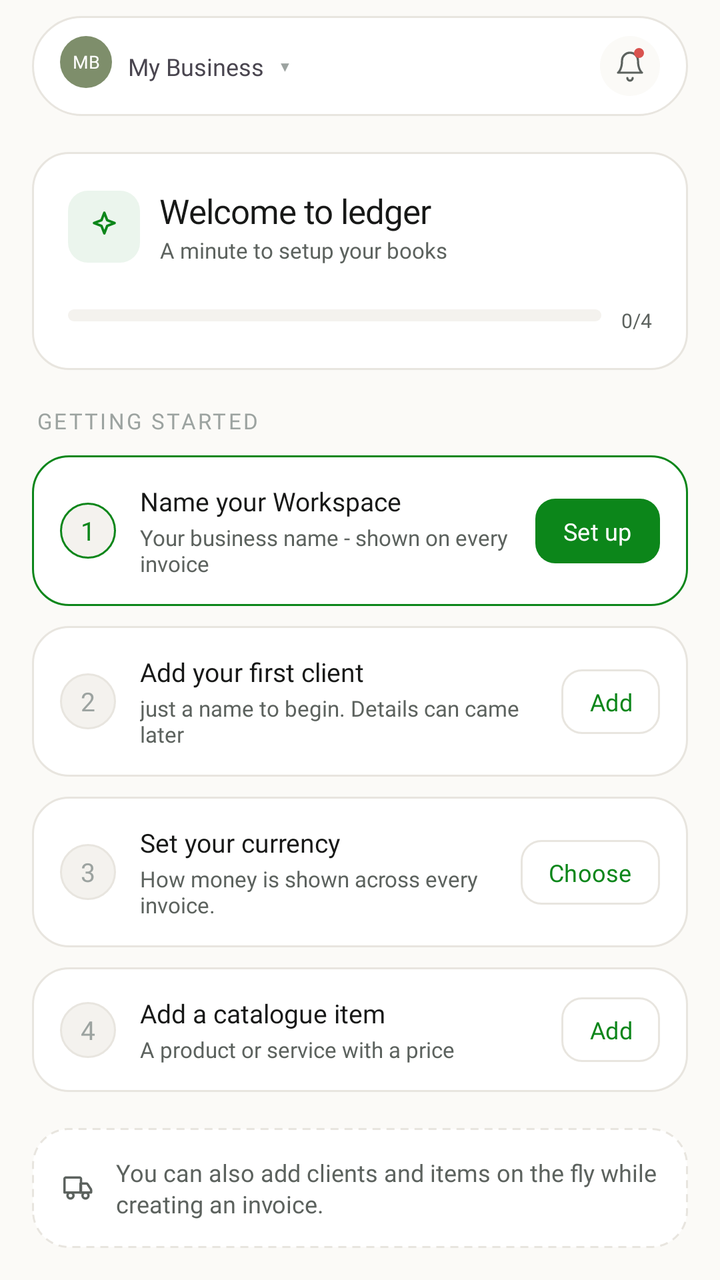
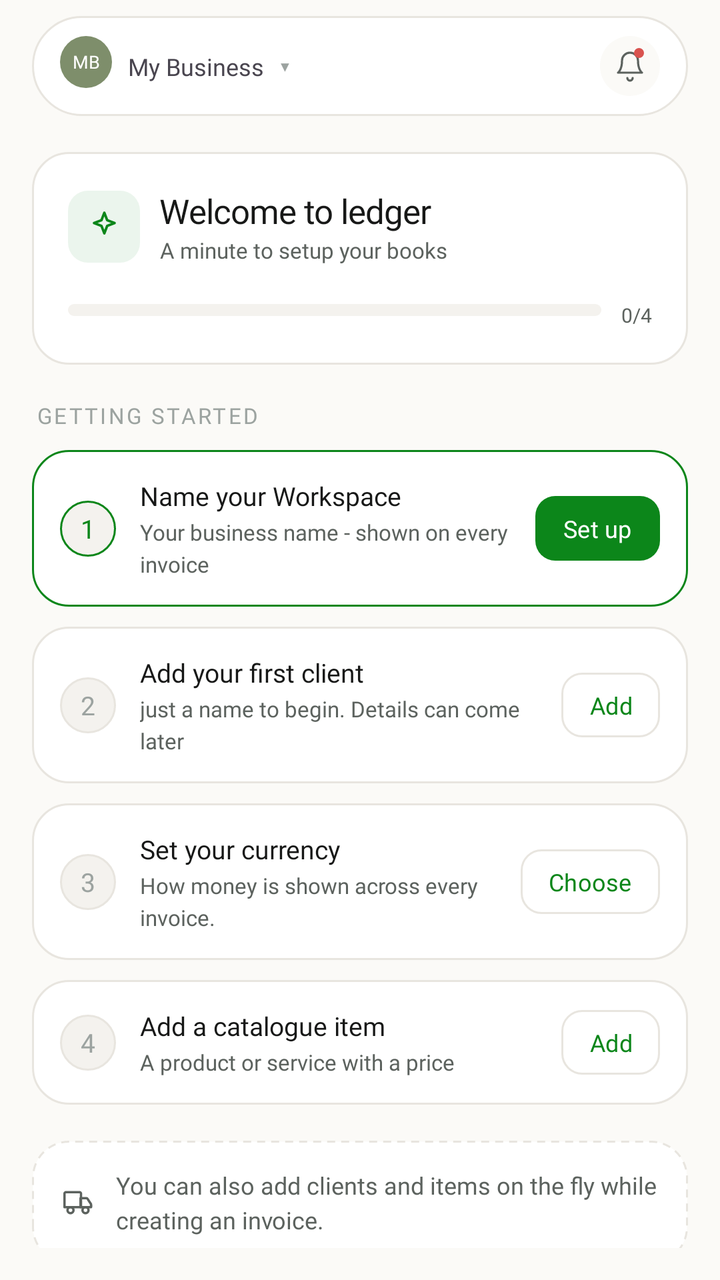

Screens rendered from an Android XML layout before and after an edit, with the pre-edit source and the edit as a unified diff.
<!-- AndroidManifest.xml: application theme Theme.InvoiceGenerator -->
<!-- res/layout/fragment_home.xml -->
<?xml version="1.0" encoding="utf-8"?>
<androidx.constraintlayout.widget.ConstraintLayout xmlns:android="http://schemas.android.com/apk/res/android"
    android:layout_width="match_parent"
    android:layout_height="match_parent"
    xmlns:app="http://schemas.android.com/apk/res-auto"
    android:background="@color/bg_cream"
    android:paddingTop="8dp"
    android:paddingHorizontal="16dp"
    android:paddingBottom="16dp">


    <androidx.constraintlayout.widget.ConstraintLayout
        android:id="@+id/card1"
        android:layout_width="match_parent"
        android:layout_height="wrap_content"
        android:background="@drawable/bg_workspace_box"
        app:layout_constraintStart_toStartOf="parent"
        app:layout_constraintTop_toTopOf="parent"
        android:paddingVertical="10dp"
        android:paddingHorizontal="14dp">

        <TextView
            android:id="@+id/avatar"
            android:layout_width="26dp"
            android:layout_height="26dp"
            android:background="@drawable/avatar_circle"
            android:text="MB"
            android:textColor="#FFFFFF"
            android:textSize="9sp"
            android:gravity="center"
            android:fontFamily="@font/inter"
            app:layout_constraintTop_toTopOf="parent"
            app:layout_constraintStart_toStartOf="parent"
/>
        <TextView
            android:id="@+id/myBusiness"
            android:layout_width="wrap_content"
            android:layout_height="wrap_content"
            android:text="My Business"
            android:fontFamily="@font/inter_semibold"
            android:textSize="12dp"
            app:layout_constraintStart_toEndOf="@id/avatar"
            android:layout_marginLeft="8dp"
            app:layout_constraintTop_toTopOf="parent"
            app:layout_constraintBottom_toBottomOf="parent"/>
        <TextView
            android:layout_width="wrap_content"
            android:layout_height="wrap_content"
            android:textColor="#9CA3A0"
            android:text="▾"
            android:layout_marginLeft="8dp"
            app:layout_constraintStart_toEndOf="@+id/myBusiness"
            app:layout_constraintTop_toTopOf="parent"
            app:layout_constraintBottom_toBottomOf="parent"
            />
         <androidx.constraintlayout.widget.ConstraintLayout
             android:layout_width="30dp"
             android:layout_height="30dp"
             android:background="@drawable/bell_icon_bg"
             app:layout_constraintEnd_toEndOf="parent"
             app:layout_constraintTop_toTopOf="parent"
             app:layout_constraintBottom_toBottomOf="parent"
             android:clickable="true"
             >
             <ImageView
                 android:layout_width="16dp"
                 android:layout_height="16dp"
                 android:background="@drawable/ic_notifications"
                 app:layout_constraintTop_toTopOf="parent"
                 app:layout_constraintEnd_toEndOf="parent"
                 app:layout_constraintStart_toStartOf="parent"
                 app:layout_constraintBottom_toBottomOf="parent"/>
             <view
                 class="android.widget.TextView"
                 android:layout_width="5dp"
                 android:layout_height="5dp"
                 android:background="@drawable/red_dot_notification"
                 app:layout_constraintTop_toTopOf="parent"
                 app:layout_constraintEnd_toEndOf="parent"
                 android:layout_marginTop="6dp"
                 android:layout_marginEnd="8dp"
                 />

         </androidx.constraintlayout.widget.ConstraintLayout>





    </androidx.constraintlayout.widget.ConstraintLayout>


    <androidx.constraintlayout.widget.ConstraintLayout
        android:id="@+id/welcomeCard"
        android:layout_width="match_parent"
        android:layout_height="wrap_content"
        android:background="@drawable/bg_welcome_card"
        android:padding="18dp"
        android:layout_marginTop="18dp"
        app:layout_constraintTop_toBottomOf="@id/card1"
        app:layout_constraintStart_toStartOf="parent"
        app:layout_constraintEnd_toEndOf="parent">

        <view class="android.widget.ImageView"
            android:id="@+id/welcomeIconBox"
            android:layout_width="36dp"
            android:layout_height="36dp"
            android:background="@drawable/welcome_card_icon_bg"
            app:layout_constraintStart_toStartOf="parent"
            app:layout_constraintTop_toTopOf="@id/welcomeHeading"
            app:layout_constraintBottom_toBottomOf="@id/welcomesubheading"


            />

          <ImageView
              android:layout_width="19dp"
              android:layout_height="19dp"
              android:background="@drawable/welcome_card_icon"
              app:layout_constraintStart_toStartOf="@id/welcomeIconBox"
              app:layout_constraintBottom_toBottomOf="@id/welcomeIconBox"
              app:layout_constraintTop_toTopOf="@id/welcomeIconBox"
              app:layout_constraintEnd_toEndOf="@id/welcomeIconBox"

         />
        <TextView
            android:id="@+id/welcomeHeading"
            android:layout_width="wrap_content"
            android:layout_height="wrap_content"
            android:text="Welcome to ledger"
            android:letterSpacing="-0.02"
            android:textSize="17sp"
            android:textColor="#171817"
            android:fontFamily="@font/inter_bold"
            android:layout_marginLeft="10dp"
            app:layout_constraintStart_toEndOf="@id/welcomeIconBox"
            app:layout_constraintTop_toTopOf="parent"
            />
         <TextView
             android:id="@+id/welcomesubheading"
             android:layout_width="wrap_content"
             android:layout_height="wrap_content"
             android:text="A minute to setup your books"
             android:fontFamily="@font/inter"
             android:textColor="@color/subheading_color_home"
             android:textSize="11sp"
             android:layout_marginTop="1dp"
             app:layout_constraintTop_toBottomOf="@id/welcomeHeading"
             app:layout_constraintStart_toEndOf="@id/welcomeIconBox"
             android:layout_marginLeft="10dp"/>

        <view
            android:id="@+id/progressbar"
            class="android.widget.ImageView"
            android:layout_width="0dp"
            android:layout_height="6dp"
            android:layout_marginTop="16dp"
            android:layout_marginEnd="10dp"
            android:background="@drawable/empty_progress_bar"
            app:layout_constraintBottom_toBottomOf="parent"
            app:layout_constraintEnd_toStartOf="@+id/progressText"
            app:layout_constraintStart_toStartOf="parent"
            app:layout_constraintTop_toBottomOf="@+id/welcomesubheading"
            app:layout_constraintVertical_bias="0.5" />

        <TextView
            android:id="@+id/progressText"
            android:layout_width="wrap_content"
            android:layout_height="wrap_content"
            android:layout_marginTop="5dp"
            android:fontFamily="@font/inter_bold"
            android:text="0/4"
            android:textColor="@color/subheading_color_home"
            android:textSize="10sp"
            app:layout_constraintEnd_toEndOf="parent"
            app:layout_constraintTop_toTopOf="@id/progressbar"
            app:layout_constraintBottom_toBottomOf="@id/progressbar"
            />


    </androidx.constraintlayout.widget.ConstraintLayout>
    <TextView
        android:id="@+id/startedHeading"
        android:layout_width="wrap_content"
        android:layout_height="wrap_content"
        android:text="GETTING STARTED"
        android:textSize="11sp"
        android:fontFamily="@font/inter_bold"
        android:textColor="#9CA3A0"
        android:letterSpacing="0.1"
        android:paddingLeft="2dp"
        android:layout_marginTop="18dp"
        app:layout_constraintStart_toStartOf="parent"
        app:layout_constraintTop_toBottomOf="@id/welcomeCard"
        />


    <androidx.constraintlayout.widget.ConstraintLayout
        android:id="@+id/cardone"
        android:layout_width="match_parent"
        android:layout_height="wrap_content"
         android:layout_marginTop="10dp"
        app:layout_constraintStart_toStartOf="parent"
        app:layout_constraintTop_toBottomOf="@id/startedHeading"
        android:background="@drawable/bg_onboarding_steps_cards_selected"
        android:padding="14dp"
        >
      <TextView
          android:id="@+id/homeNumCircle"
          android:layout_width="28dp"
          android:layout_height="28dp"
          android:background="@drawable/home_num_circle_selected"
          android:text="1"
          android:gravity="center"
          app:layout_constraintStart_toStartOf="parent"
          app:layout_constraintTop_toTopOf="parent"
          app:layout_constraintBottom_toBottomOf="parent"
          android:textColor="@color/primary_green"
          android:textSize="13sp"
          android:fontFamily="@font/inter_bold"
          />
        <TextView
            android:id="@+id/nameWorkspace"
            android:layout_width="wrap_content"
            android:layout_height="wrap_content"
            android:text="Name your Workspace"
            android:fontFamily="@font/inter_semibold"
            android:textSize="13sp"
            android:textColor="#171817"
            app:layout_constraintStart_toEndOf="@+id/homeNumCircle"
            app:layout_constraintTop_toTopOf="parent"
            android:layout_marginStart="12dp"

            />

        <TextView
            android:layout_width="0dp"
            android:layout_height="wrap_content"
            android:text="Your business name - shown on every invoice"
            android:fontFamily="@font/inter"
            android:textSize="11sp"
            android:textColor="#5C625E"
            android:layout_marginEnd="12dp"
            app:layout_constraintStart_toEndOf="@id/homeNumCircle"
            app:layout_constraintTop_toBottomOf="@id/nameWorkspace"
            android:layout_marginStart="12dp"
            android:layout_marginTop="2dp"
            android:lineSpacingMultiplier="1.0"
            app:layout_constraintEnd_toStartOf="@id/setupBtn"
            />
        <Button
            android:id="@+id/setupBtn"
            android:layout_width="wrap_content"
            android:layout_height="wrap_content"
            android:minWidth="0dp"
            android:minHeight="0dp"
            android:insetTop="0dp"
            android:insetBottom="0dp"
            android:background="@drawable/selected_button_home"
            app:backgroundTint="@null"
            android:paddingVertical="8dp"
            android:paddingHorizontal="14dp"
            android:text="Set up"
            android:textSize="12sp"
            android:textAllCaps="false"
            android:fontFamily="@font/inter_semibold"
            app:layout_constraintTop_toTopOf="parent"
            app:layout_constraintBottom_toBottomOf="parent"
            app:layout_constraintEnd_toEndOf="parent" />


    </androidx.constraintlayout.widget.ConstraintLayout>

    <androidx.constraintlayout.widget.ConstraintLayout
        android:id="@+id/cardtwo"
        android:layout_width="match_parent"
        android:layout_height="wrap_content"
        android:layout_marginTop="10dp"
        app:layout_constraintStart_toStartOf="parent"
        app:layout_constraintTop_toBottomOf="@id/cardone"
        android:background="@drawable/bg_onboarding_steps_cards_unselected"
        android:padding="14dp"
        >
        <TextView
            android:id="@+id/homeNumCircle2"
            android:layout_width="28dp"
            android:layout_height="28dp"
            android:background="@drawable/home_counting_cards_bg_unselected"
            android:text="2"
            android:gravity="center"
            app:layout_constraintStart_toStartOf="parent"
            app:layout_constraintTop_toTopOf="parent"
            app:layout_constraintBottom_toBottomOf="parent"
            android:textColor="#9CA3A0"
            android:textSize="13sp"
            android:fontFamily="@font/inter_bold"
            />
        <TextView
            android:id="@+id/addFirstCient"
            android:layout_width="wrap_content"
            android:layout_height="wrap_content"
            android:text="Add your first client"
            android:fontFamily="@font/inter_semibold"
            android:textSize="13sp"
            android:textColor="#171817"
            app:layout_constraintStart_toEndOf="@+id/homeNumCircle2"
            app:layout_constraintTop_toTopOf="parent"
            android:layout_marginStart="12dp"

            />

        <TextView
            android:layout_width="0dp"
            android:layout_height="wrap_content"
            android:text="just a name to begin. Details can came later"
            android:fontFamily="@font/inter"
            android:textSize="11sp"
            android:textColor="#5C625E"
            android:layout_marginEnd="12dp"
            app:layout_constraintStart_toEndOf="@id/homeNumCircle2"
            app:layout_constraintTop_toBottomOf="@id/addFirstCient"
            android:layout_marginStart="12dp"
            android:layout_marginTop="2dp"
            android:lineSpacingMultiplier="1.0"
            app:layout_constraintEnd_toStartOf="@id/AddBtn"
            />
        <Button
            android:id="@+id/AddBtn"
            android:layout_width="wrap_content"
            android:layout_height="wrap_content"
            android:minWidth="0dp"
            android:minHeight="0dp"
            android:insetTop="0dp"
            android:insetBottom="0dp"
            android:background="@drawable/home_cards_btn_bg"
            app:backgroundTint="@null"
            android:textColor="@color/primary_green"
            android:paddingVertical="8dp"
            android:paddingHorizontal="14dp"
            android:text="Add"
            android:textSize="12sp"
            android:textAllCaps="false"
            android:fontFamily="@font/inter_semibold"
            app:layout_constraintTop_toTopOf="parent"
            app:layout_constraintBottom_toBottomOf="parent"
            app:layout_constraintEnd_toEndOf="parent" />


    </androidx.constraintlayout.widget.ConstraintLayout>

    <androidx.constraintlayout.widget.ConstraintLayout
        android:id="@+id/cardThree"
        android:layout_width="match_parent"
        android:layout_height="wrap_content"
        android:layout_marginTop="10dp"
        app:layout_constraintStart_toStartOf="parent"
        app:layout_constraintTop_toBottomOf="@id/cardtwo"
        android:background="@drawable/bg_onboarding_steps_cards_unselected"
        android:padding="14dp"
        >
        <TextView
            android:id="@+id/homeNumCircle3"
            android:layout_width="28dp"
            android:layout_height="28dp"
            android:background="@drawable/home_counting_cards_bg_unselected"
            android:text="3"
            android:gravity="center"
            app:layout_constraintStart_toStartOf="parent"
            app:layout_constraintTop_toTopOf="parent"
            app:layout_constraintBottom_toBottomOf="parent"
            android:textColor="#9CA3A0"
            android:textSize="13sp"
            android:fontFamily="@font/inter_bold"
            />
        <TextView
            android:id="@+id/setCurrency"
            android:layout_width="wrap_content"
            android:layout_height="wrap_content"
            android:text="Set your currency"
            android:fontFamily="@font/inter_semibold"
            android:textSize="13sp"
            android:textColor="#171817"
            app:layout_constraintStart_toEndOf="@+id/homeNumCircle3"
            app:layout_constraintTop_toTopOf="parent"
            android:layout_marginStart="12dp"

            />

        <TextView
            android:layout_width="0dp"
            android:layout_height="wrap_content"
            android:text="How money is shown across every invoice."
            android:fontFamily="@font/inter"
            android:textSize="11sp"
            android:textColor="#5C625E"
            android:layout_marginEnd="12dp"
            app:layout_constraintStart_toEndOf="@id/homeNumCircle3"
            app:layout_constraintTop_toBottomOf="@id/setCurrency"
            android:layout_marginStart="12dp"
            android:layout_marginTop="2dp"
            android:lineSpacingMultiplier="1.0"
            app:layout_constraintEnd_toStartOf="@id/chooseBtn"
            />
        <Button
            android:id="@+id/chooseBtn"
            android:layout_width="wrap_content"
            android:layout_height="wrap_content"
            android:minWidth="0dp"
            android:minHeight="0dp"
            android:insetTop="0dp"
            android:insetBottom="0dp"
            android:background="@drawable/home_cards_btn_bg"
            app:backgroundTint="@null"
            android:textColor="@color/primary_green"
            android:paddingVertical="8dp"
            android:paddingHorizontal="14dp"
            android:text="Choose"
            android:textSize="12sp"
            android:textAllCaps="false"
            android:fontFamily="@font/inter_semibold"
            app:layout_constraintTop_toTopOf="parent"
            app:layout_constraintBottom_toBottomOf="parent"
            app:layout_constraintEnd_toEndOf="parent" />


    </androidx.constraintlayout.widget.ConstraintLayout>

    <androidx.constraintlayout.widget.ConstraintLayout
        android:id="@+id/cardFour"
        android:layout_width="match_parent"
        android:layout_height="wrap_content"
        android:layout_marginTop="10dp"
        app:layout_constraintStart_toStartOf="parent"
        app:layout_constraintTop_toBottomOf="@id/cardThree"
        android:background="@drawable/bg_onboarding_steps_cards_unselected"
        android:padding="14dp"
        >
        <TextView
            android:id="@+id/homeNumCircle4"
            android:layout_width="28dp"
            android:layout_height="28dp"
            android:background="@drawable/home_counting_cards_bg_unselected"
            android:text="4"
            android:gravity="center"
            app:layout_constraintStart_toStartOf="parent"
            app:layout_constraintTop_toTopOf="parent"
            app:layout_constraintBottom_toBottomOf="parent"
            android:textColor="#9CA3A0"
            android:textSize="13sp"
            android:fontFamily="@font/inter_bold"
            />
        <TextView
            android:id="@+id/addItems"
            android:layout_width="wrap_content"
            android:layout_height="wrap_content"
            android:text="Add a catalogue item"
            android:fontFamily="@font/inter_semibold"
            android:textSize="13sp"
            android:textColor="#171817"
            app:layout_constraintStart_toEndOf="@+id/homeNumCircle4"
            app:layout_constraintTop_toTopOf="parent"
            android:layout_marginStart="12dp"

            />

        <TextView
            android:layout_width="0dp"
            android:layout_height="wrap_content"
            android:text="A product or service with a price"
            android:fontFamily="@font/inter"
            android:textSize="11sp"
            android:textColor="#5C625E"
            android:layout_marginEnd="12dp"
            app:layout_constraintStart_toEndOf="@id/homeNumCircle4"
            app:layout_constraintTop_toBottomOf="@id/addItems"
            android:layout_marginStart="12dp"
            android:layout_marginTop="2dp"
            android:lineSpacingMultiplier="1.0"
            app:layout_constraintEnd_toStartOf="@id/Add4Btn"
            />
        <Button
            android:id="@+id/Add4Btn"
            android:layout_width="wrap_content"
            android:layout_height="wrap_content"
            android:minWidth="0dp"
            android:minHeight="0dp"
            android:insetTop="0dp"
            android:insetBottom="0dp"
            android:background="@drawable/home_cards_btn_bg"
            app:backgroundTint="@null"
            android:textColor="@color/primary_green"
            android:paddingVertical="8dp"
            android:paddingHorizontal="14dp"
            android:text="Add"
            android:textSize="12sp"
            android:textAllCaps="false"
            android:fontFamily="@font/inter_semibold"
            app:layout_constraintTop_toTopOf="parent"
            app:layout_constraintBottom_toBottomOf="parent"
            app:layout_constraintEnd_toEndOf="parent" />


    </androidx.constraintlayout.widget.ConstraintLayout>

   <androidx.constraintlayout.widget.ConstraintLayout
       android:layout_width="match_parent"
       android:layout_height="wrap_content"
       android:layout_marginTop="18dp"
       android:background="@drawable/home_dotted_card_bg"
       android:padding="14dp"
       app:layout_constraintStart_toStartOf="parent"
       app:layout_constraintTop_toBottomOf="@+id/cardFour"
       >

       <ImageView
           android:id="@+id/infoIcon"
           android:layout_width="18dp"
           android:layout_height="18dp"
           app:srcCompat="@drawable/ic_truck_info"
           app:layout_constraintStart_toStartOf="parent"
           app:layout_constraintTop_toTopOf="parent"
           app:layout_constraintBottom_toBottomOf="parent" />

       <TextView
           android:id="@+id/infoText"
           android:layout_width="0dp"
           android:layout_height="wrap_content"
           android:text="You can also add clients and items on the fly while creating an invoice."
           android:textSize="12sp"
           android:textColor="#5C625E"
           android:fontFamily="@font/inter"
           android:lineSpacingMultiplier="1.1"
           android:layout_marginStart="10dp"
           app:layout_constraintStart_toEndOf="@id/infoIcon"
           app:layout_constraintEnd_toEndOf="parent"
           app:layout_constraintTop_toTopOf="parent"
           app:layout_constraintBottom_toBottomOf="parent" />

   </androidx.constraintlayout.widget.ConstraintLayout>












    </androidx.constraintlayout.widget.ConstraintLayout>
<!-- resources referenced by this layout -->
<resources>
  <color name="bg_cream">#FBFAF7</color>
  <color name="primary_green">#0C861A</color>
  <color name="subheading_color_home">#5C625E</color>
  <!-- drawable avatar_circle (drawable) -->
  <?xml version="1.0" encoding="utf-8"?>
  <shape xmlns:android="http://schemas.android.com/apk/res/android"
      android:shape="rectangle">
      <solid android:color="@color/avatar_green_bg"/>
      <corners android:radius="999dp"/>
  
  </shape>
  <!-- drawable bell_icon_bg (drawable) -->
  <?xml version="1.0" encoding="utf-8"?>
  <shape xmlns:android="http://schemas.android.com/apk/res/android"
      android:shape="rectangle">
      <solid android:color="@color/bg_cream"/>
      <corners android:radius="999dp"/>
  
  </shape>
  <!-- drawable bg_onboarding_steps_cards_selected (drawable) -->
  <?xml version="1.0" encoding="utf-8"?>
  <shape xmlns:android="http://schemas.android.com/apk/res/android"
      android:shape="rectangle">
    <solid android:color="#FFFFFF"/>
      <corners android:radius="18dp"/>
      <stroke android:color="#0C861A"
          android:width="1dp"/>
  </shape>
  <!-- drawable bg_welcome_card (drawable) -->
  <?xml version="1.0" encoding="utf-8"?>
  <shape xmlns:android="http://schemas.android.com/apk/res/android"
      android:shape="rectangle">
      <solid android:color="#FFFFFF"/>
       <corners android:radius="18dp"/>
        <stroke android:width="1dp"
            android:color="#E8E5DF"/>
  </shape>
  <!-- drawable bg_workspace_box (drawable) -->
  <?xml version="1.0" encoding="utf-8"?>
  <shape xmlns:android="http://schemas.android.com/apk/res/android"
      android:shape="rectangle">
      <stroke android:width="1dp"
          android:color="#E8E5DF"/>
      <solid android:color="#FFFFFF"/>
      <corners android:radius="999dp"/>
  
  </shape>
  <!-- drawable empty_progress_bar (drawable) -->
  <?xml version="1.0" encoding="utf-8"?>
  <shape xmlns:android="http://schemas.android.com/apk/res/android"
      android:shape="rectangle">
      <solid android:color="#F4F2EE"/>
      <corners android:radius="3dp"/>
  
  </shape>
  <!-- drawable home_cards_btn_bg (drawable) -->
  <?xml version="1.0" encoding="utf-8"?>
  <shape xmlns:android="http://schemas.android.com/apk/res/android"
      android:shape="rectangle">
  
      <corners android:radius="10dp"/>
      <stroke android:color="#E8E5DF"
          android:width="1dp"/>
  
  </shape>
  <!-- drawable home_num_circle_selected (drawable) -->
  <?xml version="1.0" encoding="utf-8"?>
  <shape xmlns:android="http://schemas.android.com/apk/res/android"
      android:shape="rectangle">
      <corners android:radius="999dp"/>
      <solid android:color="#F4F2EE"/>
      <stroke android:color="#0C861A"
          android:width="1dp"/>
  
  </shape>
  <!-- drawable red_dot_notification (drawable) -->
  <?xml version="1.0" encoding="utf-8"?>
  <shape xmlns:android="http://schemas.android.com/apk/res/android"
      android:shape="rectangle">
      <solid android:color="#D9534F"/>
      <corners android:radius="999dp"/>
  
  </shape>
  <!-- drawable selected_button_home (drawable) -->
  <?xml version="1.0" encoding="utf-8"?>
  <shape xmlns:android="http://schemas.android.com/apk/res/android"
      android:shape="rectangle">
      <solid android:color="@color/primary_green"/>
      <corners android:radius="10dp"/>
  
  </shape>
  <!-- drawable welcome_card_icon_bg (drawable) -->
  <?xml version="1.0" encoding="utf-8"?>
  <shape xmlns:android="http://schemas.android.com/apk/res/android"
      android:shape="rectangle">
      <solid android:color="#140C861A"/>
      <corners android:radius="10dp"/>
  
  </shape>
  <style name="Theme.InvoiceGenerator" parent="Base.Theme.InvoiceGenerator" />
  <color name="avatar_green_bg">#7E8E6B</color>
  <style name="Base.Theme.InvoiceGenerator" parent="Theme.Material3.DayNight.NoActionBar">
          
          
      </style>
  <!-- unchanged entries left out for length: 6 -->
</resources>

<!-- the commit's change to res/layout/fragment_home.xml (unified diff, before → after) -->
@@ -159,9 +159,10 @@
             android:background="@drawable/empty_progress_bar"
             app:layout_constraintBottom_toBottomOf="parent"
             app:layout_constraintEnd_toStartOf="@+id/progressText"
+            app:layout_constraintHorizontal_bias="1.0"
             app:layout_constraintStart_toStartOf="parent"
             app:layout_constraintTop_toBottomOf="@+id/welcomesubheading"
-            app:layout_constraintVertical_bias="0.5" />
+            app:layout_constraintVertical_bias="0.357" />
 
         <TextView
             android:id="@+id/progressText"
@@ -245,7 +246,7 @@
             app:layout_constraintTop_toBottomOf="@id/nameWorkspace"
             android:layout_marginStart="12dp"
             android:layout_marginTop="2dp"
-            android:lineSpacingMultiplier="1.0"
+            android:lineSpacingMultiplier="1.2"
             app:layout_constraintEnd_toStartOf="@id/setupBtn"
             />
         <Button
@@ -312,7 +313,7 @@
         <TextView
             android:layout_width="0dp"
             android:layout_height="wrap_content"
-            android:text="just a name to begin. Details can came later"
+            android:text="just a name to begin. Details can come later"
             android:fontFamily="@font/inter"
             android:textSize="11sp"
             android:textColor="#5C625E"
@@ -321,7 +322,7 @@
             app:layout_constraintTop_toBottomOf="@id/addFirstCient"
             android:layout_marginStart="12dp"
             android:layout_marginTop="2dp"
-            android:lineSpacingMultiplier="1.0"
+            android:lineSpacingMultiplier="1.2"
             app:layout_constraintEnd_toStartOf="@id/AddBtn"
             />
         <Button
@@ -398,7 +399,7 @@
             app:layout_constraintTop_toBottomOf="@id/setCurrency"
             android:layout_marginStart="12dp"
             android:layout_marginTop="2dp"
-            android:lineSpacingMultiplier="1.0"
+            android:lineSpacingMultiplier="1.2"
             app:layout_constraintEnd_toStartOf="@id/chooseBtn"
             />
         <Button
@@ -475,7 +476,7 @@
             app:layout_constraintTop_toBottomOf="@id/addItems"
             android:layout_marginStart="12dp"
             android:layout_marginTop="2dp"
-            android:lineSpacingMultiplier="1.0"
+            android:lineSpacingMultiplier="1.2"
             app:layout_constraintEnd_toStartOf="@id/Add4Btn"
             />
         <Button
@@ -529,7 +530,7 @@
            android:textSize="12sp"
            android:textColor="#5C625E"
            android:fontFamily="@font/inter"
-           android:lineSpacingMultiplier="1.1"
+           android:lineSpacingMultiplier="1.2"
            android:layout_marginStart="10dp"
            app:layout_constraintStart_toEndOf="@id/infoIcon"
            app:layout_constraintEnd_toEndOf="parent"
<!-- resource entries referenced after the edit -->
@@ -102,8 +102,9 @@
   <style name="Theme.InvoiceGenerator" parent="Base.Theme.InvoiceGenerator" />
   <color name="avatar_green_bg">#7E8E6B</color>
   <style name="Base.Theme.InvoiceGenerator" parent="Theme.Material3.DayNight.NoActionBar">
-          
-          
+          <item name="android:navigationBarColor">@android:color/transparent</item>
+          <item name="android:statusBarColor">@android:color/transparent</item>
+          <item name="android:windowLightNavigationBar">true</item>
       </style>
   <!-- unchanged entries left out for length: 6 -->
 </resources>
